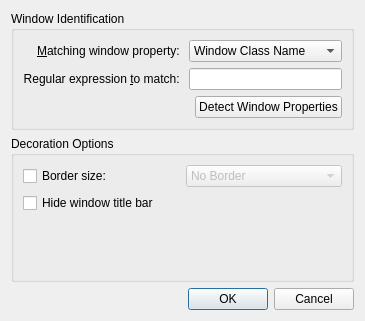
Old version of the form kdecoration/config/ui/vinylexceptiondialog.ui in the repository ekaaty/vinyl-theme.
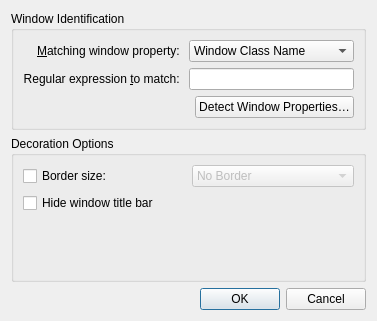
New version of the form.

What changed in the file:
```diff
--- a/kdecoration/config/ui/vinylexceptiondialog.ui
+++ b/kdecoration/config/ui/vinylexceptiondialog.ui
@@ -49,7 +49,7 @@
       <item row="2" column="2">
        <widget class="QPushButton" name="detectDialogButton">
         <property name="text">
-         <string>Detect Window Properties</string>
+         <string>Detect Window Properties…</string>
         </property>
        </widget>
       </item>
```
